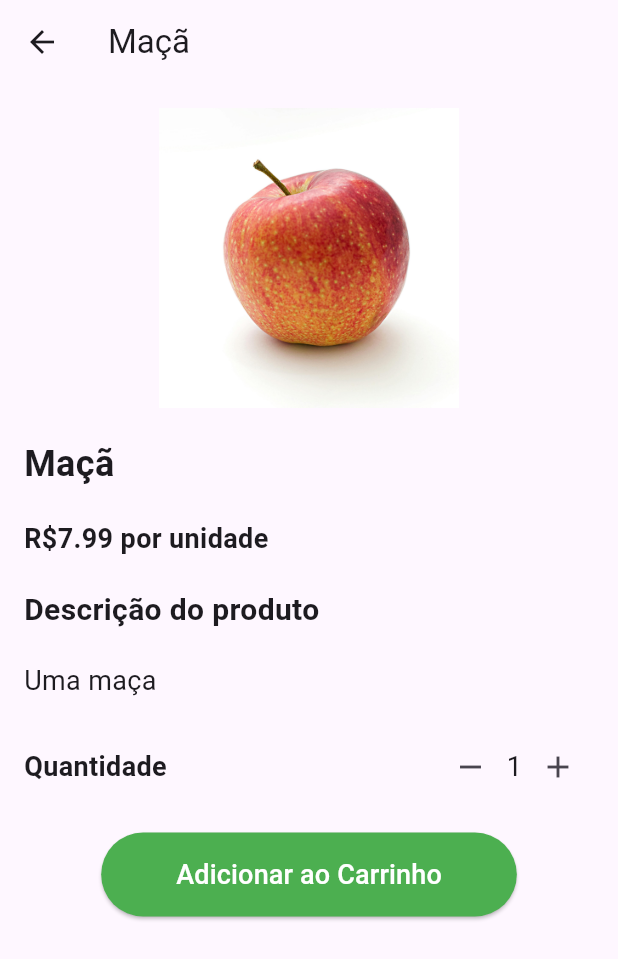
After one commit to LucaVianna/flutter_project, a Flutter app: the HomeScreen screen opened directly, after a tap on "Maçã", on a phone screen of 412 x 824 dp. The commit adds this screen. Shown: the top 959 px of the screen. Run offline on Flutter 3.47's test engine with Material 3 defaults, Android fonts, the phone set to English and light mode, and no system bars.

Commit message:
Criação da página para um item específico (Product Screen), manutenção na função addToCart (recebeu mais um parâmetro 'quantity') e ajuste para que Shop Screen continue usando a função addToCart da mesma forma de antes.

```diff
--- /dev/null
+++ b/lib/pages/home/product_screen.dart
@@ -0,0 +1,136 @@
+import 'package:flutter/material.dart';
+
+class ProductScreen extends StatefulWidget {
+  final Map<String, dynamic> product;
+  final Function(Map<String, dynamic>, int) addToCart;
+
+  ProductScreen({required this.product, required this.addToCart});
+
+  @override
+  _ProductScreenState createState() => _ProductScreenState();
+}
+
+class _ProductScreenState extends State<ProductScreen> {
+  int quantity = 1;
+
+  @override
+  Widget build(BuildContext context) {
+    int quantity = 1;
+
+    return Scaffold(
+      appBar: AppBar(
+        title: Text(
+          widget.product['name'],
+        ),
+      ),
+      body: Padding(
+        padding: EdgeInsets.all(16),
+        child: Column(
+          crossAxisAlignment: CrossAxisAlignment.start,
+          children: [
+            Center(
+              child: Image.asset(
+                widget.product['image'],
+                height: 200,
+              ),
+            ),
+            SizedBox(height: 20),
+
+            Text(
+              widget.product['name'],
+              style: TextStyle(
+                fontSize: 24,
+                fontWeight: FontWeight.bold,
+              ),
+            ),
+            SizedBox(height: 20),
+
+            Text(
+              'R\$${widget.product['price'].toStringAsFixed(2)} por unidade',
+              style: TextStyle(
+                fontSize: 18,
+                fontWeight: FontWeight.bold,
+              ),
+            ),
+            SizedBox(height: 20),
+
+            Text(
+              'Descrição do produto',
+              style: TextStyle(
+                fontSize: 20,
+                fontWeight: FontWeight.bold,
+              ),
+            ),
+            SizedBox(height: 20),
+
+            Text(
+              widget.product['descricao'],
+              style: TextStyle(
+                fontSize: 18,
+              ),
+            ),
+            SizedBox(height: 20),
+
+            Row(
+              mainAxisAlignment: MainAxisAlignment.spaceBetween,
+              children: [
+                Text(
+                  'Quantidade',
+                  style: TextStyle(
+                    fontSize: 18,
+                    fontWeight: FontWeight.bold
+                  ),
+                ),
+                Row(
+                  children: [
+                    IconButton(
+                      icon: Icon(Icons.remove),
+                      onPressed: () {
+                        if (quantity > 1) {
+                          quantity--;
+                        }
+                      },
+                    ),
+                    Text(
+                      '$quantity',
+                      style: TextStyle(
+                        fontSize: 18,
+                      ),
+                    ),
+                    IconButton(
+                      icon: Icon(Icons.add),
+                      onPressed: () {
+                        quantity++;
+                      },
+                    ),
+                  ],
+                ),
+              ],
+            ),
+            SizedBox(height: 20),
+
+            Center(
+              child: ElevatedButton(
+                onPressed: () {
+                  widget.addToCart(widget.product, quantity);
+                  Navigator.pop(context);
+                },
+                style: ElevatedButton.styleFrom(
+                  backgroundColor: Colors.green,
+                  padding: EdgeInsets.symmetric(horizontal: 50, vertical: 15),
+                ),
+                child: Text(
+                  'Adicionar ao Carrinho',
+                  style: TextStyle(
+                    fontSize: 18,
+                    color: Colors.white,
+                  ),
+                ),
+              ),
+            ),
+          ],
+        ),
+      ),
+    );
+  }
+}
--- a/lib/pages/home/shop_screen.dart
+++ b/lib/pages/home/shop_screen.dart
@@ -1,7 +1,8 @@
 import 'package:flutter/material.dart';
+import './product_screen.dart';
 
 class ShopScreen extends StatefulWidget {
-  final Function(Map<String, dynamic>) addToCart;
+  final Function(Map<String, dynamic>, int) addToCart;
 
   ShopScreen({required this.addToCart});
 
@@ -11,10 +12,10 @@ class ShopScreen extends StatefulWidget {
 
 class _ShopScreenState extends State<ShopScreen> {
   final List<Map<String, dynamic>> products = [
-    {'name': 'Maçã', 'price': 7.99, 'image': 'assets/maca.jpg'},
-    {'name': 'Banana', 'price': 11.99, 'image': 'assets/banana.jpg'},
-    {'name': 'Cenoura', 'price': 6.99, 'image': 'assets/cenoura.jpg'},
-    {'name': 'Tomate', 'price': 5.99, 'image': 'assets/tomate.jpg'}
+    {'name': 'Maçã', 'price': 7.99, 'descricao': 'Uma maça', 'image': 'assets/maca.jpg'},
+    {'name': 'Banana', 'price': 11.99, 'descricao': 'Uma banana', 'image': 'assets/banana.jpg'},
+    {'name': 'Cenoura', 'price': 6.99, 'descricao': 'Uma cenoura', 'image': 'assets/cenoura.jpg'},
+    {'name': 'Tomate', 'price': 5.99, 'descricao': 'Um tomate', 'image': 'assets/tomate.jpg'}
   ];
 
   @override
@@ -45,7 +46,18 @@ class _ShopScreenState extends State<ShopScreen> {
           itemBuilder: (context, index) {
             final product = products[index];
 
-            return Card(
+            return GestureDetector(
+              onTap: () {
+                Navigator.push(
+                  context,
+                  MaterialPageRoute(
+                    builder: (context) => ProductScreen(
+                      product: product,
+                      addToCart: widget.addToCart,
+                    ))
+                );
+              },
+              child: Card(
                 elevation: 5,
                 shape: RoundedRectangleBorder(
                   borderRadius: BorderRadius.circular(10),
@@ -80,7 +92,7 @@ class _ShopScreenState extends State<ShopScreen> {
 
                     ElevatedButton(
                       onPressed: () {
-                      widget.addToCart(product);
+                        widget.addToCart({...product, 'quantity': 1}, 1);
                         ScaffoldMessenger.of(context).showSnackBar(
                           SnackBar(content: Text('${product['name']} adicionado(a) ao carrinho!'))
                         );
@@ -99,8 +111,9 @@ class _ShopScreenState extends State<ShopScreen> {
                     ),
                   ],
                 ),
+              ),
             );
-          },
+          }
         ),
       ),
     );
--- a/lib/pages/home_screen.dart
+++ b/lib/pages/home_screen.dart
@@ -20,7 +20,7 @@ class _HomeScreenState extends State<HomeScreen> {
   void initState() {
     super.initState();
     _screens.addAll([
-      ShopScreen(addToCart: (product) => addToCart(cartItems, product, setState)),
+      ShopScreen(addToCart: (product, quantity) => addToCart(cartItems, product, quantity, setState)),
       ExploreScreen(),
       CartScreen(
         cartItems: cartItems,
--- a/lib/pages/utils/funcs.dart
+++ b/lib/pages/utils/funcs.dart
@@ -1,16 +1,16 @@
 // Função que adiciona item ao carrinho
-void addToCart(List<Map<String, dynamic>> cartItems ,Map<String, dynamic> product, Function setStateCallBack) {
+void addToCart(List<Map<String, dynamic>> cartItems, Map<String, dynamic> product, int quantity, Function setStateCallBack) {
   setStateCallBack(() {
     bool exists = false;
     for (var item in cartItems) {
       if (item['name'] == product['name']) {
-        item['quantity'] += 1;
+        item['quantity'] += quantity;
         exists = true;
         break;
       }
     }
     if (!exists) {
-      cartItems.add({...product, 'quantity': 1});
+      cartItems.add({...product, 'quantity': quantity});
     }
   });
 }
@@ -44,7 +44,7 @@ void decreaseQuantity(List<Map<String, dynamic>> cartItems, String productName,
 }
 
 // Função que remove um item do carrinho
-void removeFromCart(List<Map<String, dynamic>> cartItems ,String productName, Function setStateCallBack) {
+void removeFromCart(List<Map<String, dynamic>> cartItems, String productName, Function setStateCallBack) {
   setStateCallBack(() {
     cartItems.removeWhere((item) => item['name'] == productName);
   });
```
Lines whose indentation alone changed are shown as unchanged.
